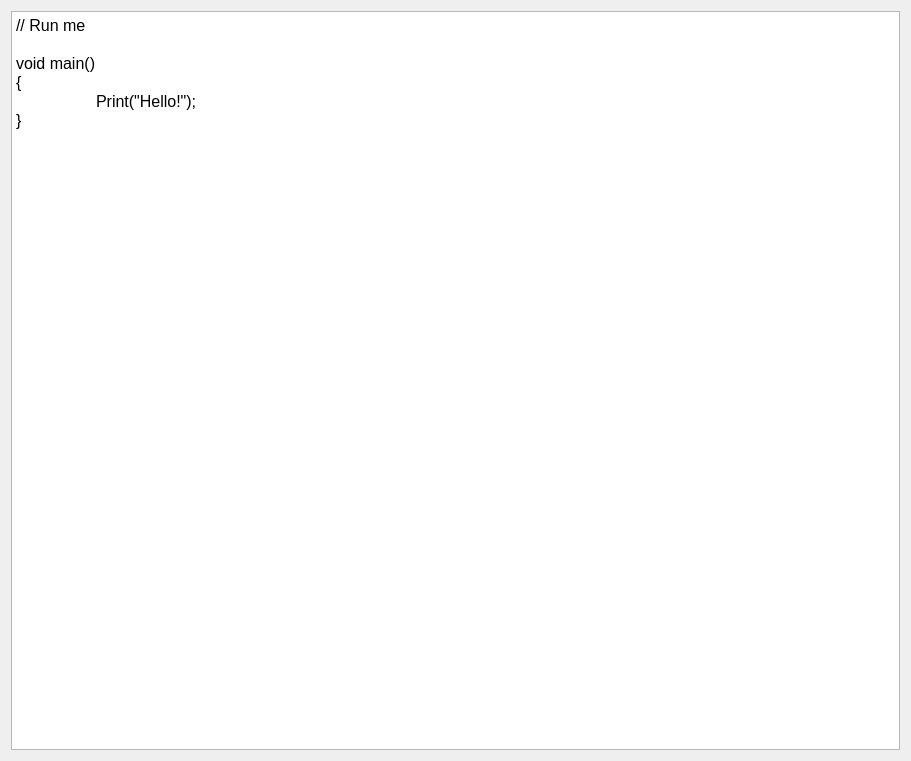
Before: the Qt Designer form flxEditor/EditorCodeEditor.ui in TreePuncher/gamekit, drawn with Qt 5.
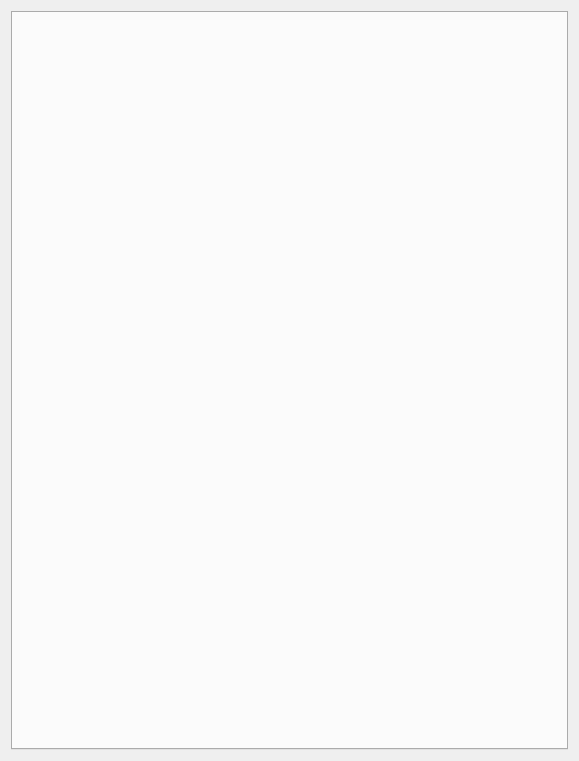
After: the same form once the commit is applied.

Commit message: Added initial UI layout for animation script editor. Improved Script editor with debug functionality

```diff
--- a/flxEditor/EditorCodeEditor.ui
+++ b/flxEditor/EditorCodeEditor.ui
@@ -6,7 +6,7 @@
    <rect>
     <x>0</x>
     <y>0</y>
-    <width>911</width>
+    <width>579</width>
     <height>761</height>
    </rect>
   </property>
@@ -15,20 +15,9 @@
   </property>
   <layout class="QVBoxLayout" name="verticalLayout">
    <item>
-    <widget class="QPlainTextEdit" name="plainTextEdit">
-     <property name="font">
-      <font>
-       <pointsize>12</pointsize>
-      </font>
-     </property>
-     <property name="plainText">
-      <string>// Run me
-
-void main()
-{
-	Print(&quot;Hello!&quot;);
-}
-</string>
+    <widget class="QTabWidget" name="tabWidget">
+     <property name="currentIndex">
+      <number>-1</number>
      </property>
     </widget>
    </item>
```
The commit also changes 21 other files.
